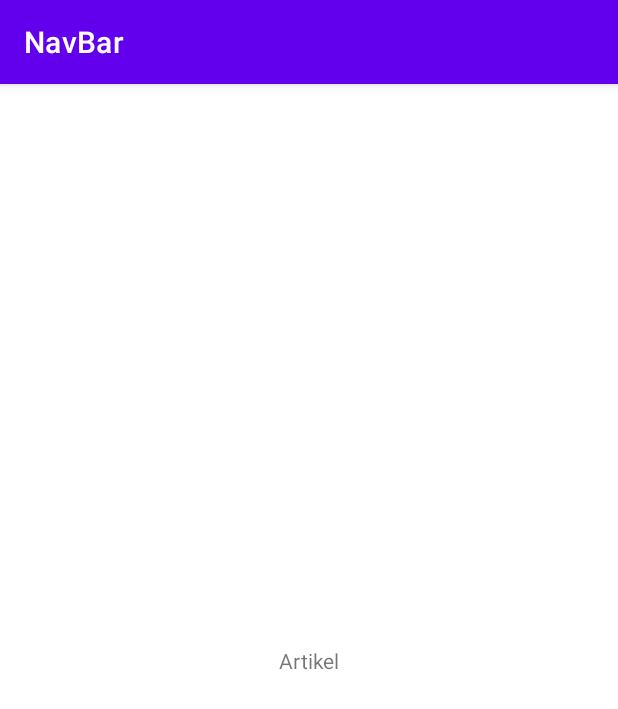
After one commit to mas-diq/-Simple, an Android app: the ArtikelActivity screen opened directly, with no data from a screen before it, on a phone screen of 412 x 824 dp. The commit adds this screen. Shown: the top 709 px of the screen. Run offline under Robolectric (Android 15) with nearby library versions, the phone set to English and light mode, and no system bars.

Commit message:
Adding some "item" to move between activity

```diff
--- a/app/build.gradle
+++ b/app/build.gradle
@@ -39,8 +39,10 @@ dependencies {
     implementation 'androidx.appcompat:appcompat:1.2.0'
     implementation 'com.google.android.material:material:1.3.0'
     implementation 'androidx.constraintlayout:constraintlayout:2.0.4'
+    implementation 'androidx.wear:wear:1.0.0'
     testImplementation 'junit:junit:4.+'
     implementation 'com.ismaeldivita.chipnavigation:chip-navigation-bar:1.3.4'
     androidTestImplementation 'androidx.test.ext:junit:1.1.2'
     androidTestImplementation 'androidx.test.espresso:espresso-core:3.3.0'
+    compileOnly 'com.google.android.wearable:wearable:2.6.0'
 }
--- a/app/src/main/AndroidManifest.xml
+++ b/app/src/main/AndroidManifest.xml
@@ -9,6 +9,11 @@
         android:roundIcon="@mipmap/ic_launcher_round"
         android:supportsRtl="true"
         android:theme="@style/Theme.NavBar">
+        <activity android:name=".ArtikelActivity"></activity>
+        <activity android:name=".AnakActivity"></activity>
+        <activity android:name=".IbuActivity"></activity>
+        <activity android:name=".PenggunaActivity"></activity>
+
         <activity android:name=".MainActivity">
             <intent-filter>
                 <action android:name="android.intent.action.MAIN" />
--- /dev/null
+++ b/app/src/main/java/com/dicoding/navbar/ArtikelActivity.kt
@@ -0,0 +1,11 @@
+package com.dicoding.navbar
+
+import androidx.appcompat.app.AppCompatActivity
+import android.os.Bundle
+
+class ArtikelActivity : AppCompatActivity() {
+    override fun onCreate(savedInstanceState: Bundle?) {
+        super.onCreate(savedInstanceState)
+        setContentView(R.layout.activity_artikel)
+    }
+}
--- /dev/null
+++ b/app/src/main/res/layout/activity_artikel.xml
@@ -0,0 +1,18 @@
+<?xml version="1.0" encoding="utf-8"?>
+<androidx.constraintlayout.widget.ConstraintLayout xmlns:android="http://schemas.android.com/apk/res/android"
+    xmlns:app="http://schemas.android.com/apk/res-auto"
+    xmlns:tools="http://schemas.android.com/tools"
+    android:layout_width="match_parent"
+    android:layout_height="match_parent"
+    tools:context=".ArtikelActivity">
+
+    <TextView
+        android:id="@+id/textView2"
+        android:layout_width="wrap_content"
+        android:layout_height="wrap_content"
+        android:text="@string/Artikel"
+        app:layout_constraintBottom_toBottomOf="parent"
+        app:layout_constraintEnd_toEndOf="parent"
+        app:layout_constraintStart_toStartOf="parent"
+        app:layout_constraintTop_toTopOf="parent" />
+</androidx.constraintlayout.widget.ConstraintLayout>
--- a/app/src/main/res/menu/button_bar.xml
+++ b/app/src/main/res/menu/button_bar.xml
@@ -19,12 +19,12 @@
         android:title="@string/Anak"
         app:cnb_iconColor="@color/main" />
     <item
-        android:id="@+id/search"
+        android:id="@+id/artikel"
         android:icon="@drawable/ic_artikel"
         android:title="@string/Artikel"
         app:cnb_iconColor="@color/main" />
     <item
-        android:id="@+id/profile"
+        android:id="@+id/pengguna"
         android:icon="@drawable/ic_pengguna"
         android:title="@string/Pengguna"
         app:cnb_iconColor="@color/main" />
--- /dev/null
+++ b/app/src/main/res/values-round/strings.xml
@@ -0,0 +1,3 @@
+<resources>
+    <string name="hello_world">Hello Round World!</string>
+</resources>
```
Also changed, not shown: app/src/main/java/com/dicoding/navbar/AnakActivity.kt (added, +11 -0 lines), app/src/main/java/com/dicoding/navbar/IbuActivity.kt (added, +11 -0 lines), app/src/main/java/com/dicoding/navbar/MainActivity.kt (+42 -1 lines), app/src/main/java/com/dicoding/navbar/PenggunaActivity.kt (added, +11 -0 lines), app/src/main/res/layout/activity_anak.xml (added, +18 -0 lines), app/src/main/res/layout/activity_ibu.xml (added, +18 -0 lines), app/src/main/res/layout/activity_pengguna.xml (added, +18 -0 lines), app/src/main/res/values/dimens.xml (added, +15 -0 lines), app/src/main/res/values/strings.xml (+9 -0 lines).
